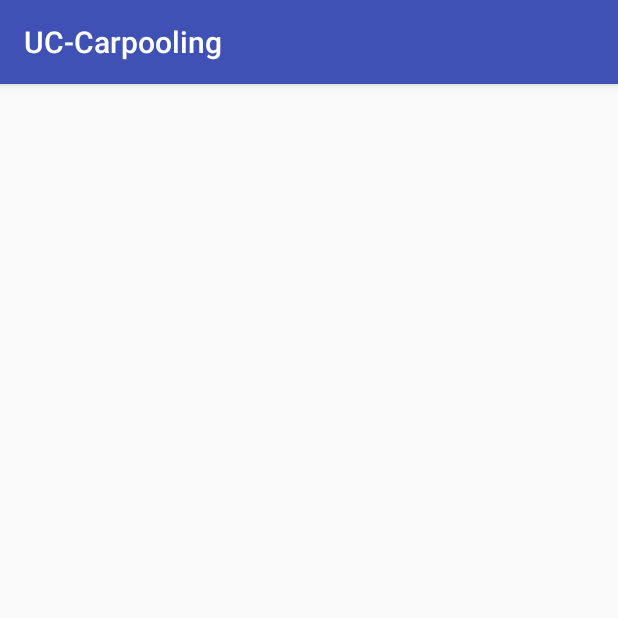
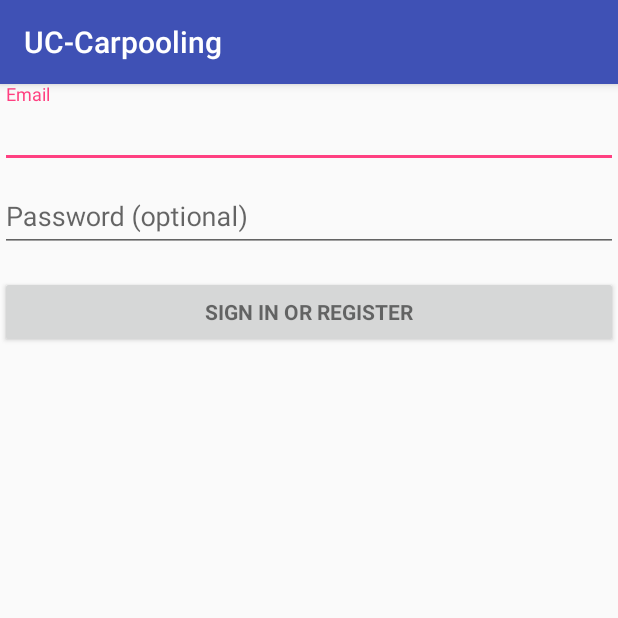
Before and after one commit to Patelrt/UC-Carpooling, an Android app: the LoginBasic screen opened directly, with no data from a screen before it, on a phone screen of 412 x 824 dp, the top half of it. Run offline under Robolectric (Android 15) with nearby library versions, the phone set to English and light mode, and no system bars.

Commit message:
New Login Page for Nick. It is calleed LOGIN BASIC

```diff
--- a/app/src/main/res/layout/activity_login_basic.xml
+++ b/app/src/main/res/layout/activity_login_basic.xml
@@ -1,9 +1,66 @@
 <?xml version="1.0" encoding="utf-8"?>
-<android.support.constraint.ConstraintLayout xmlns:android="http://schemas.android.com/apk/res/android"
+<LinearLayout
+    xmlns:android="http://schemas.android.com/apk/res/android"
     xmlns:app="http://schemas.android.com/apk/res-auto"
     xmlns:tools="http://schemas.android.com/tools"
     android:layout_width="match_parent"
     android:layout_height="match_parent"
     tools:context="softwareengineering.uc_carpooling.LoginBasic">
 
-</android.support.constraint.ConstraintLayout>
+    <ScrollView
+        android:id="@+id/login_form2"
+        android:layout_width="match_parent"
+        android:layout_height="match_parent">
+
+        <LinearLayout
+            android:id="@+id/email_login_form"
+            android:layout_width="match_parent"
+            android:layout_height="wrap_content"
+            android:orientation="vertical">
+
+            <android.support.design.widget.TextInputLayout
+                android:layout_width="match_parent"
+                android:layout_height="wrap_content">
+
+                <AutoCompleteTextView
+                    android:id="@+id/email2"
+                    android:layout_width="match_parent"
+                    android:layout_height="wrap_content"
+                    android:hint="@string/prompt_email"
+                    android:inputType="textEmailAddress"
+                    android:maxLines="1"
+                    android:singleLine="true" />
+
+            </android.support.design.widget.TextInputLayout>
+
+            <android.support.design.widget.TextInputLayout
+                android:layout_width="match_parent"
+                android:layout_height="wrap_content">
+
+                <EditText
+                    android:id="@+id/password2"
+                    android:layout_width="match_parent"
+                    android:layout_height="wrap_content"
+                    android:hint="@string/prompt_password"
+                    android:imeActionId="@+id/login"
+                    android:imeActionLabel="@string/action_sign_in_short"
+                    android:imeOptions="actionUnspecified"
+                    android:inputType="textPassword"
+                    android:maxLines="1"
+                    android:singleLine="true" />
+
+            </android.support.design.widget.TextInputLayout>
+
+            <Button
+                android:id="@+id/email_sign_in_button2"
+                style="?android:textAppearanceSmall"
+                android:layout_width="match_parent"
+                android:layout_height="wrap_content"
+                android:layout_marginTop="16dp"
+                android:text="@string/action_sign_in"
+                android:textStyle="bold" />
+
+        </LinearLayout>
+    </ScrollView>
+
+</LinearLayout>
```
